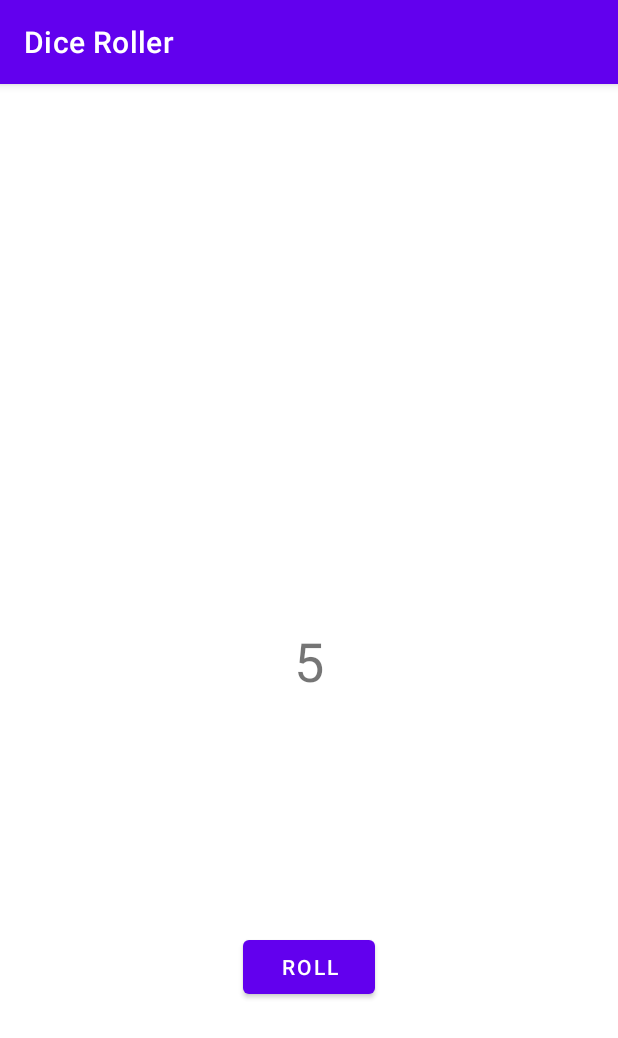
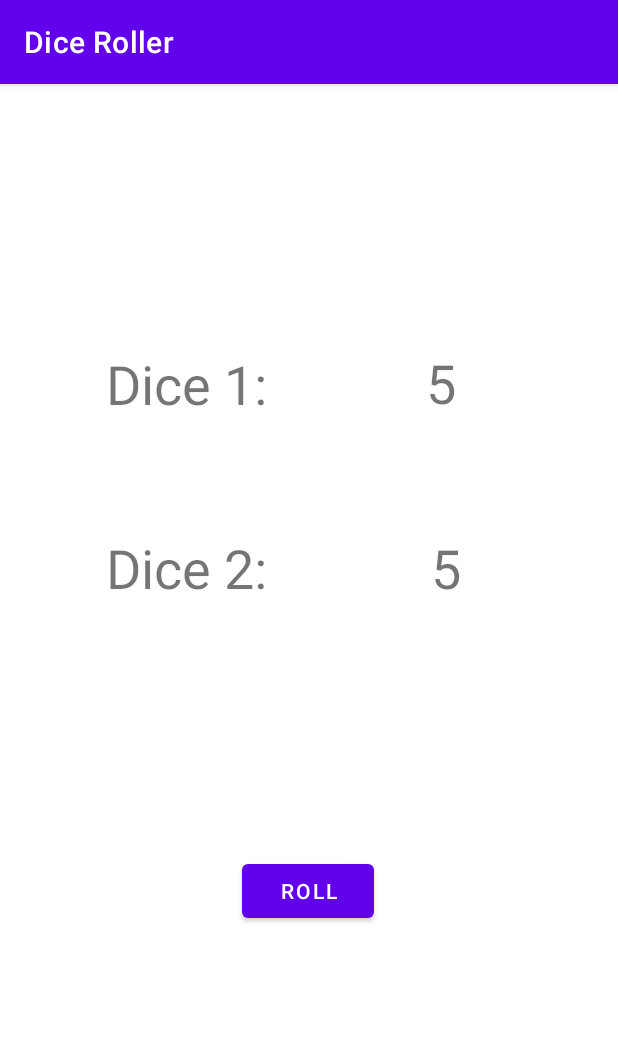
Before and after one commit to aludmila-gdev/DiceRoller, an Android app: the screen it shows after launch (MainActivity), after a tap on "ROLL", on a phone screen of 412 x 824 dp. Shown: the top 1038 px of the screen. Run offline under Robolectric (Android 15) with nearby library versions, the phone set to English and light mode, and no system bars.

Commit message:
@knludi - Practice on my own

```diff
--- a/app/src/main/java/com/example/diceroller/MainActivity.kt
+++ b/app/src/main/java/com/example/diceroller/MainActivity.kt
@@ -14,21 +14,24 @@ class MainActivity : AppCompatActivity() {
 
         rollButton.setOnClickListener {
             rollDice()
-            val toast = Toast.makeText(this, "Dice Rolled!", Toast.LENGTH_SHORT).show()
+            Toast.makeText(this, "Dice Rolled!", Toast.LENGTH_SHORT).show()
         }
 
     }
 
     private fun rollDice() {
-        val resultTextView: TextView = findViewById(R.id.textView)
+        val resultDice1: TextView = findViewById(R.id.textViewResultDice1)
+        val resultDice2: TextView = findViewById(R.id.textViewResultDice2)
         val dice = Dice(6)
-        resultTextView.text = dice.roll().toString()
+        resultDice1.text = dice.roll().toString()
+        resultDice2.text = dice.roll().toString()
     }
 }
 
 class Dice(private val numSides: Int) {
 
     fun roll(): Int {
+
         return (1..numSides).random()
     }
 }
--- a/app/src/main/res/layout/activity_main.xml
+++ b/app/src/main/res/layout/activity_main.xml
@@ -7,15 +7,54 @@
     tools:context=".MainActivity">
 
     <TextView
-        android:id="@+id/textView"
+        android:id="@+id/textViewLabelDice1"
         android:layout_width="wrap_content"
         android:layout_height="wrap_content"
-        android:text="1"
+        android:text="@string/dice_1"
         android:textSize="36sp"
         app:layout_constraintBottom_toBottomOf="parent"
-        app:layout_constraintLeft_toLeftOf="parent"
-        app:layout_constraintRight_toRightOf="parent"
-        app:layout_constraintTop_toTopOf="parent" />
+        app:layout_constraintEnd_toEndOf="parent"
+        app:layout_constraintHorizontal_bias="0.231"
+        app:layout_constraintStart_toStartOf="parent"
+        app:layout_constraintTop_toTopOf="parent"
+        app:layout_constraintVertical_bias="0.244" />
+
+    <TextView
+        android:id="@+id/textViewLabelDice2"
+        android:layout_width="wrap_content"
+        android:layout_height="wrap_content"
+        android:text="@string/dice_2"
+        android:textSize="36sp"
+        app:layout_constraintBottom_toBottomOf="parent"
+        app:layout_constraintEnd_toEndOf="parent"
+        app:layout_constraintHorizontal_bias="0.231"
+        app:layout_constraintStart_toStartOf="parent"
+        app:layout_constraintTop_toTopOf="parent"
+        app:layout_constraintVertical_bias="0.414" />
+
+    <TextView
+        android:id="@+id/textViewResultDice1"
+        android:layout_width="wrap_content"
+        android:layout_height="wrap_content"
+        android:textSize="36sp"
+        app:layout_constraintBottom_toBottomOf="parent"
+        app:layout_constraintEnd_toEndOf="parent"
+        app:layout_constraintHorizontal_bias="0.495"
+        app:layout_constraintStart_toEndOf="@+id/textViewLabelDice1"
+        app:layout_constraintTop_toTopOf="parent"
+        app:layout_constraintVertical_bias="0.243" />
+
+    <TextView
+        android:id="@+id/textViewResultDice2"
+        android:layout_width="wrap_content"
+        android:layout_height="wrap_content"
+        android:textSize="36sp"
+        app:layout_constraintBottom_toBottomOf="parent"
+        app:layout_constraintEnd_toEndOf="parent"
+        app:layout_constraintHorizontal_bias="0.51"
+        app:layout_constraintStart_toEndOf="@+id/textViewLabelDice2"
+        app:layout_constraintTop_toTopOf="parent"
+        app:layout_constraintVertical_bias="0.414" />
 
     <Button
         android:id="@+id/button"
@@ -24,7 +63,9 @@
         android:text="@string/roll"
         app:layout_constraintBottom_toBottomOf="parent"
         app:layout_constraintEnd_toEndOf="parent"
+        app:layout_constraintHorizontal_bias="0.498"
         app:layout_constraintStart_toStartOf="parent"
-        app:layout_constraintTop_toBottomOf="@+id/textView" />
+        app:layout_constraintTop_toTopOf="parent"
+        app:layout_constraintVertical_bias="0.714" />
 
 </androidx.constraintlayout.widget.ConstraintLayout>
--- a/app/src/main/res/values/strings.xml
+++ b/app/src/main/res/values/strings.xml
@@ -1,4 +1,6 @@
 <resources>
     <string name="app_name">Dice Roller</string>
     <string name="roll">Roll</string>
+    <string name="dice_1">Dice 1:</string>
+    <string name="dice_2">Dice 2:</string>
 </resources>
```
Also changed, not shown: 2 other files.
